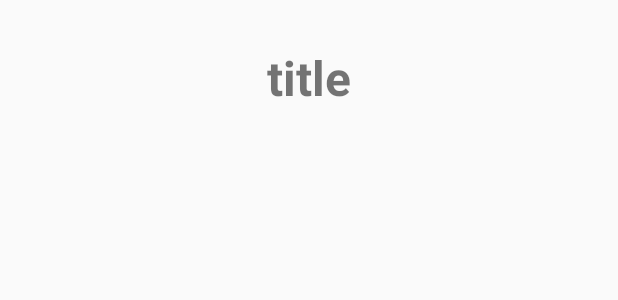
After one commit to anipmehta/Icebreaker-android, an Android app: the layout contact_adapter.xml on its own in the app's theme, with its tools: preview values and no code run, on a phone screen of 412 x 824 dp. The commit adds this screen. Shown: the top 300 px of the screen. Run offline under Robolectric (Android 15) with nearby library versions, the phone set to English and light mode, and no system bars.

Commit message:
Created ui for contacts

```diff
--- a/Icebreaker/app/src/main/res/layout/activity_home.xml
+++ b/Icebreaker/app/src/main/res/layout/activity_home.xml
@@ -44,7 +44,7 @@
         android:layout_height="wrap_content"
         android:layout_gravity="end|bottom"
         android:layout_margin="@dimen/fab_margin"
-        android:visibility="gone"
+        android:visibility="visible"
         android:src="@android:drawable/ic_dialog_email" />
 
 </android.support.design.widget.CoordinatorLayout>
--- /dev/null
+++ b/Icebreaker/app/src/main/res/layout/contact_adapter.xml
@@ -0,0 +1,16 @@
+<?xml version="1.0" encoding="utf-8"?>
+<LinearLayout xmlns:android="http://schemas.android.com/apk/res/android"
+    android:orientation="vertical" android:layout_width="match_parent"
+    android:layout_height="wrap_content">
+    <TextView
+        android:layout_width="wrap_content"
+        android:layout_height="wrap_content"
+        android:id="@+id/enroll"
+        android:text="title"
+        android:textStyle="bold"
+        android:textSize="32sp"
+        android:layout_margin="20dp"
+        android:padding="10dp"
+        android:layout_gravity="center_horizontal" />
+
+</LinearLayout>
```
Also changed, not shown: Icebreaker/app/src/main/java/in/icebreakerapp/icebreaker/AddContact.java (+13 -2 lines), Icebreaker/app/src/main/java/in/icebreakerapp/icebreaker/Home.java (+13 -4 lines), Icebreaker/app/src/main/java/in/icebreakerapp/icebreaker/adapters/ContactsAdapter.java (added, +73 -0 lines), Icebreaker/app/src/main/java/in/icebreakerapp/icebreaker/fragments/ContactFragment.java (added, +62 -0 lines), Icebreaker/app/src/main/java/in/icebreakerapp/icebreaker/helpers/MessageDb.java (+34 -0 lines), Icebreaker/app/src/main/java/in/icebreakerapp/icebreaker/models/Contact.java (added, +29 -0 lines), Icebreaker/app/src/main/res/layout/fragment_contact.xml (added, +12 -0 lines).
